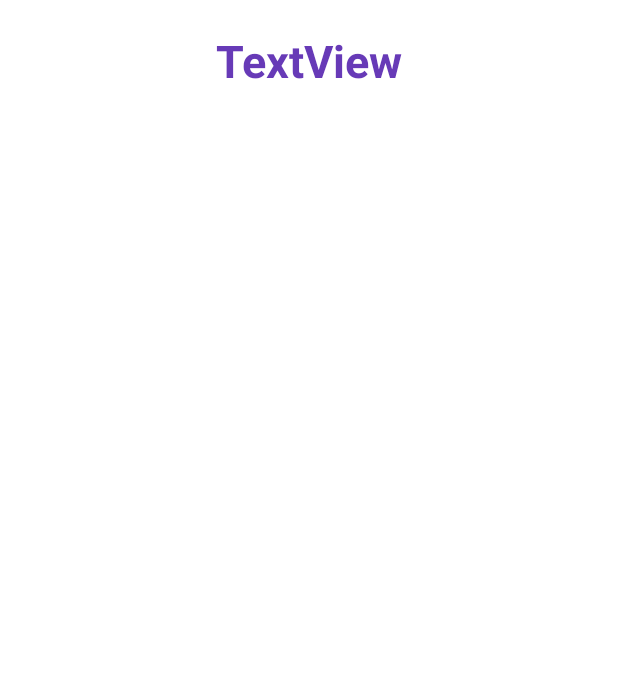
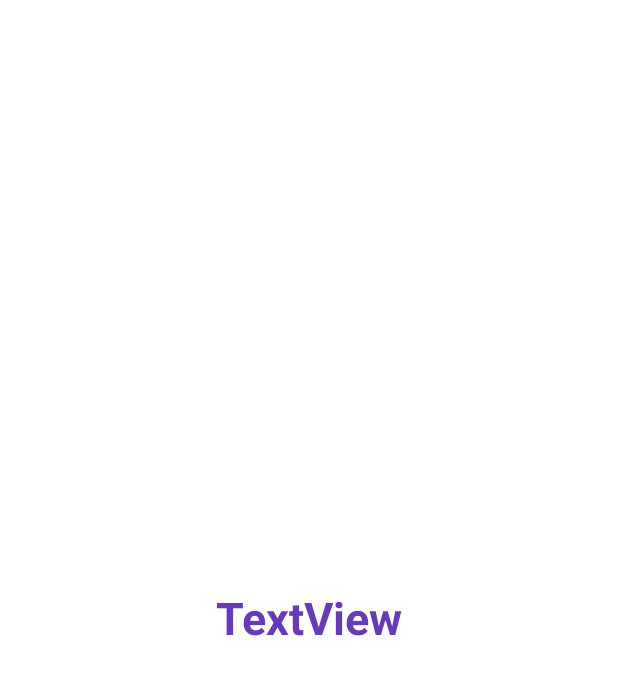
Before and after one commit to sadelcarpio/kotlin_app_step2, an Android app: the layout activity_second.xml on its own in the app's theme, with its tools: preview values and no code run, on a phone screen of 412 x 824 dp. Shown: the top 675 px of the screen. Run offline under Robolectric (Android 15) with nearby library versions, the phone set to English and light mode, and no system bars.

Commit message:
Warnings arreglados

```diff
--- a/app/src/main/java/com/sadelcarpio/kotlin_app_step2/MainActivity.kt
+++ b/app/src/main/java/com/sadelcarpio/kotlin_app_step2/MainActivity.kt
@@ -37,8 +37,8 @@ class MainActivity : AppCompatActivity() { //punto de entrada de la aplicación
             val message: String = etUserMessage.text.toString() //convierte el texto ingresado a string
             val intent = Intent()  //no tiene argumentos porque no sabemos a dónde nos llevará
             intent.action = Intent.ACTION_SEND //propiedad de enviar
-            intent.putExtra(Intent.EXTRA_TEXT, message) //el key predefinido es Intent.EXTRA_TEXT
-            intent.type = "text/plain" //tipo de dato
+            intent.putExtra(Intent.EXTRA_TEXT, message) //el key predefinido es Intent.EXTRA_TEXT (reconocible por otras apps)
+            intent.type = "text/plain" //tipo de dato a compartir
 
             startActivity(Intent.createChooser(intent, "Compartir en :")) //muestra la ventana de compartir
         }
--- a/app/src/main/res/layout/activity_second.xml
+++ b/app/src/main/res/layout/activity_second.xml
@@ -3,19 +3,22 @@
     xmlns:android="http://schemas.android.com/apk/res/android"
     android:layout_width="match_parent"
     android:layout_height="match_parent"
-    android:orientation = "horizontal">
-<!-- Linear Layout da orientación lineal -->
+    android:gravity="center"
+    android:orientation = "vertical">
+<!-- Linear Layout da orientación lineal, una línea tras otra
+    el gravity hace que comencemos en el centro-->
     <TextView
         android:id="@+id/txvUserMessage"
         android:layout_width="match_parent"
         android:layout_height="wrap_content"
+        android:layout_margin="20dp"
+        android:text="@string/textview"
+        android:textAlignment="center"
+        android:textColor="#673AB7"
         android:textSize="30sp"
-        android:textStyle="bold"
-        android:textColor="#673AB7"
-        android:textAlignment="center"
-        android:layout_margin="20dp"
-        android:text="TextView" />
-<!-- con textSize se cambia el tamaño de texto :o
- entre otros parámetros como Style, Color, Alignment,
- margin -->
+        android:textStyle="bold" />
+
+    <!-- con textSize se cambia el tamaño de texto :o
+     entre otros parámetros como Style, Color, Alignment,
+     margin -->
 </LinearLayout>
--- a/app/src/main/res/values/strings.xml
+++ b/app/src/main/res/values/strings.xml
@@ -1,3 +1,8 @@
 <resources>
     <string name="app_name">kotlin_app_step2</string>
+    <string name="textview">TextView</string>
+    <string name="mostrar_toast">Mostrar Toast</string>
+    <string name="escribe_un_mensaje">Escribe un mensaje</string>
+    <string name="mandar_datos_a_la_siguiente_actividad">Mandar Datos a la Siguiente Actividad</string>
+    <string name="compartir">Compartir</string>
 </resources>
```
Also changed, not shown: app/src/main/res/layout/activity_main.xml (+7 -5 lines).
